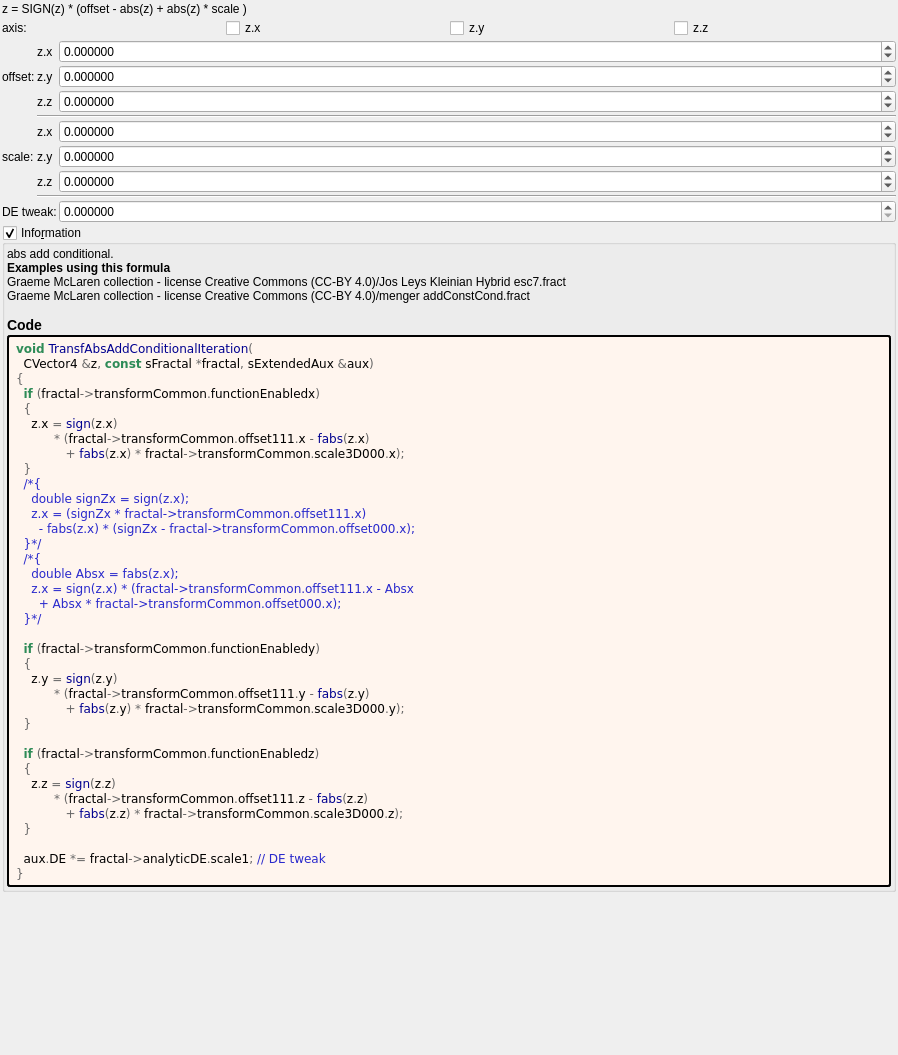
Qt form mandelbulber2/formula/ui/transf_abs_add_conditional.ui (buddhi1980/mandelbulber2) before a commit.
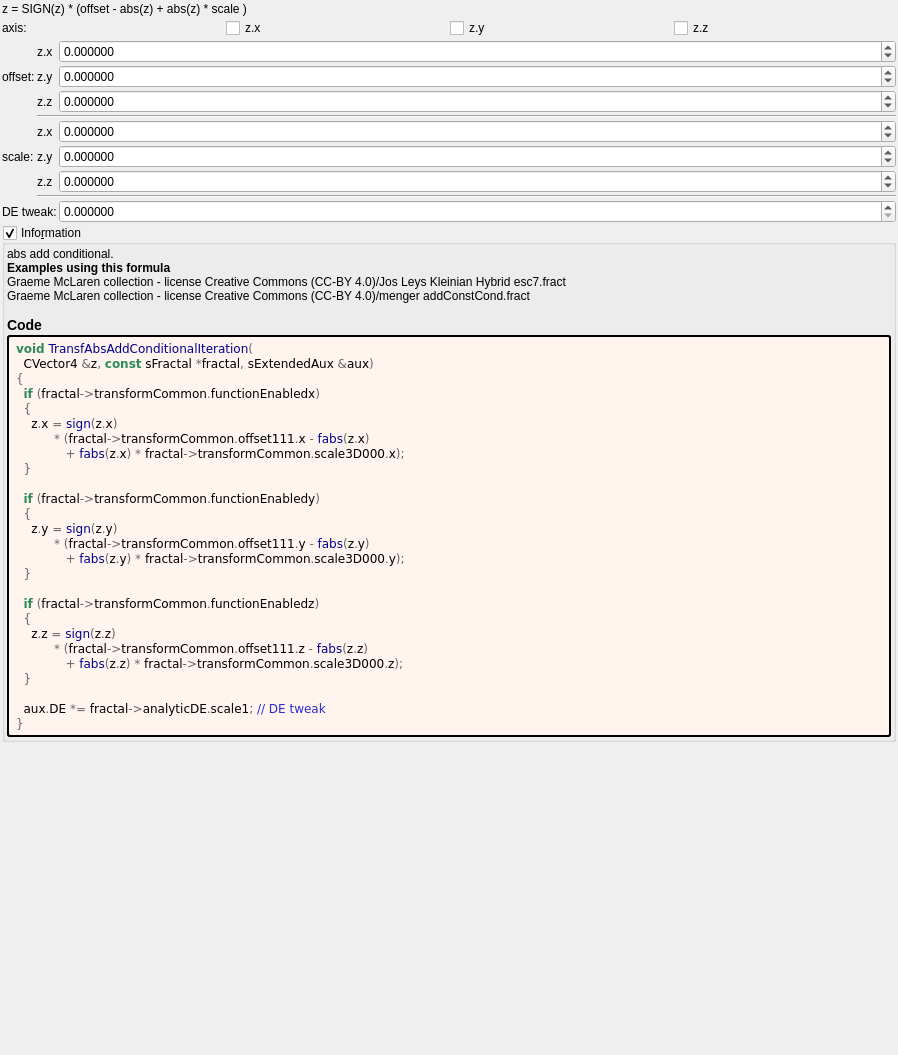
The same form after that commit. Custom widgets are drawn as their Qt base class.

What changed in the file:
```diff
--- a/mandelbulber2/formula/ui/transf_abs_add_conditional.ui
+++ b/mandelbulber2/formula/ui/transf_abs_add_conditional.ui
@@ -409,7 +409,7 @@
         </property>
         <property name="text">
          <string notr="true">&lt;body style=&quot;background-color:#fff5ee&quot;&gt;
-&lt;pre style=&quot;color:#000000; background-color:#fff5ee;  font-family:'Courier New',monospace;&quot;&gt;&lt;span style=&quot;color:#2e8b57; font-weight:bold&quot;&gt;void&lt;/span&gt; &lt;span style=&quot;color:#00008f&quot;&gt;TransfAbsAddConditionalIteration&lt;/span&gt;&lt;span style=&quot;color:#676767&quot;&gt;(&lt;/span&gt;
+&lt;pre style=&quot;color:#000000; background-color:#fff5ee;  font-family:&#039;Courier New&#039;,monospace;&quot;&gt;&lt;span style=&quot;color:#2e8b57; font-weight:bold&quot;&gt;void&lt;/span&gt; &lt;span style=&quot;color:#00008f&quot;&gt;TransfAbsAddConditionalIteration&lt;/span&gt;&lt;span style=&quot;color:#676767&quot;&gt;(&lt;/span&gt;
   CVector4 &lt;span style=&quot;color:#676767&quot;&gt;&amp;amp;&lt;/span&gt;z&lt;span style=&quot;color:#676767&quot;&gt;,&lt;/span&gt; &lt;span style=&quot;color:#2e8b57; font-weight:bold&quot;&gt;const&lt;/span&gt; sFractal &lt;span style=&quot;color:#676767&quot;&gt;*&lt;/span&gt;fractal&lt;span style=&quot;color:#676767&quot;&gt;,&lt;/span&gt; sExtendedAux &lt;span style=&quot;color:#676767&quot;&gt;&amp;amp;&lt;/span&gt;aux&lt;span style=&quot;color:#676767&quot;&gt;)&lt;/span&gt;
 &lt;span style=&quot;color:#676767&quot;&gt;{&lt;/span&gt;
   &lt;span style=&quot;color:#2e8b57; font-weight:bold&quot;&gt;if&lt;/span&gt; &lt;span style=&quot;color:#676767&quot;&gt;(&lt;/span&gt;fractal&lt;span style=&quot;color:#676767&quot;&gt;-&amp;gt;&lt;/span&gt;transformCommon&lt;span style=&quot;color:#676767&quot;&gt;.&lt;/span&gt;functionEnabledx&lt;span style=&quot;color:#676767&quot;&gt;)&lt;/span&gt;
@@ -418,16 +418,6 @@
           &lt;span style=&quot;color:#676767&quot;&gt;* (&lt;/span&gt;fractal&lt;span style=&quot;color:#676767&quot;&gt;-&amp;gt;&lt;/span&gt;transformCommon&lt;span style=&quot;color:#676767&quot;&gt;.&lt;/span&gt;offset111&lt;span style=&quot;color:#676767&quot;&gt;.&lt;/span&gt;x &lt;span style=&quot;color:#676767&quot;&gt;-&lt;/span&gt; &lt;span style=&quot;color:#00008f&quot;&gt;fabs&lt;/span&gt;&lt;span style=&quot;color:#676767&quot;&gt;(&lt;/span&gt;z&lt;span style=&quot;color:#676767&quot;&gt;.&lt;/span&gt;x&lt;span style=&quot;color:#676767&quot;&gt;)&lt;/span&gt;
              &lt;span style=&quot;color:#676767&quot;&gt;+&lt;/span&gt; &lt;span style=&quot;color:#00008f&quot;&gt;fabs&lt;/span&gt;&lt;span style=&quot;color:#676767&quot;&gt;(&lt;/span&gt;z&lt;span style=&quot;color:#676767&quot;&gt;.&lt;/span&gt;x&lt;span style=&quot;color:#676767&quot;&gt;) *&lt;/span&gt; fractal&lt;span style=&quot;color:#676767&quot;&gt;-&amp;gt;&lt;/span&gt;transformCommon&lt;span style=&quot;color:#676767&quot;&gt;.&lt;/span&gt;scale3D000&lt;span style=&quot;color:#676767&quot;&gt;.&lt;/span&gt;x&lt;span style=&quot;color:#676767&quot;&gt;);&lt;/span&gt;
   &lt;span style=&quot;color:#676767&quot;&gt;}&lt;/span&gt;
-  &lt;span style=&quot;color:#2929cc&quot;&gt;/*{&lt;/span&gt;
-&lt;span style=&quot;color:#2929cc&quot;&gt;    double signZx = sign(z.x);&lt;/span&gt;
-&lt;span style=&quot;color:#2929cc&quot;&gt;    z.x = (signZx * fractal-&amp;gt;transformCommon.offset111.x)&lt;/span&gt;
-&lt;span style=&quot;color:#2929cc&quot;&gt;      - fabs(z.x) * (signZx - fractal-&amp;gt;transformCommon.offset000.x);&lt;/span&gt;
-&lt;span style=&quot;color:#2929cc&quot;&gt;  }*/&lt;/span&gt;
-  &lt;span style=&quot;color:#2929cc&quot;&gt;/*{&lt;/span&gt;
-&lt;span style=&quot;color:#2929cc&quot;&gt;    double Absx = fabs(z.x);&lt;/span&gt;
-&lt;span style=&quot;color:#2929cc&quot;&gt;    z.x = sign(z.x) * (fractal-&amp;gt;transformCommon.offset111.x - Absx&lt;/span&gt;
-&lt;span style=&quot;color:#2929cc&quot;&gt;      + Absx * fractal-&amp;gt;transformCommon.offset000.x);&lt;/span&gt;
-&lt;span style=&quot;color:#2929cc&quot;&gt;  }*/&lt;/span&gt;
 
   &lt;span style=&quot;color:#2e8b57; font-weight:bold&quot;&gt;if&lt;/span&gt; &lt;span style=&quot;color:#676767&quot;&gt;(&lt;/span&gt;fractal&lt;span style=&quot;color:#676767&quot;&gt;-&amp;gt;&lt;/span&gt;transformCommon&lt;span style=&quot;color:#676767&quot;&gt;.&lt;/span&gt;functionEnabledy&lt;span style=&quot;color:#676767&quot;&gt;)&lt;/span&gt;
   &lt;span style=&quot;color:#676767&quot;&gt;{&lt;/span&gt;
```
Left out of the diff: 2 changed lines with no effect on the pictures.
